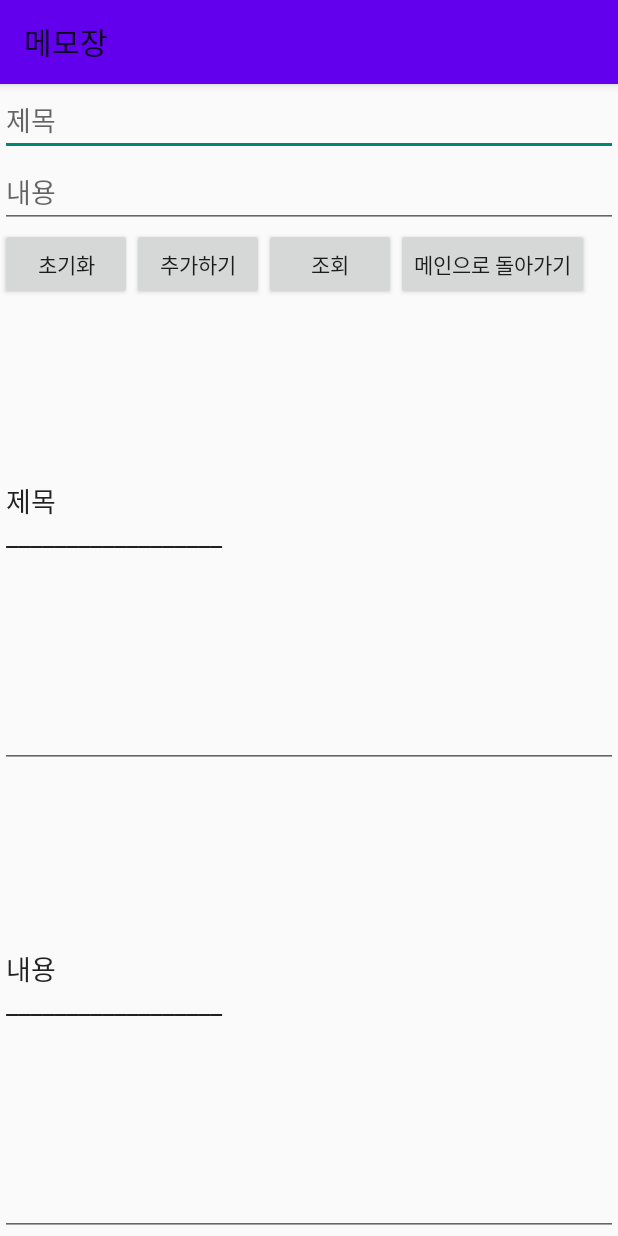
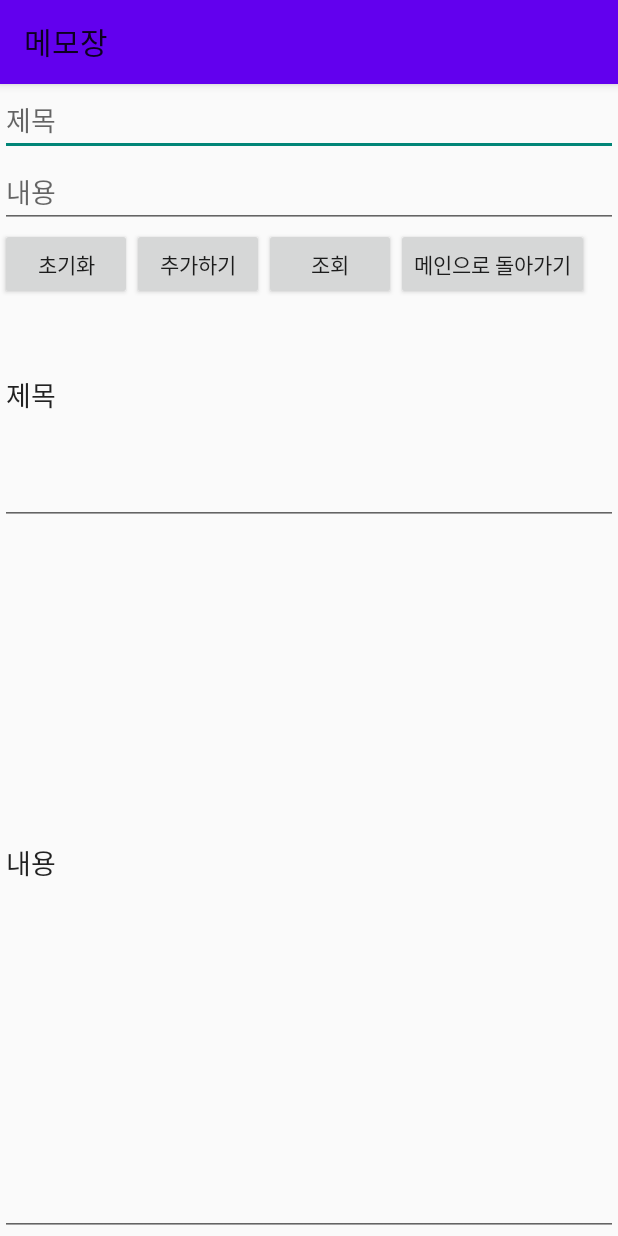
Before and after one commit to JiYeon0203/MyEveryday, an Android app: the FourActivity screen opened directly, with no data from a screen before it, after a tap on "조회", on a phone screen of 412 x 824 dp. Run offline under Robolectric (Android 15) with nearby library versions, the phone set to English and light mode, and no system bars.

Commit message:
06-10 update

```diff
--- a/app/src/main/java/com/baewha/myeveryday/FourActivity.java
+++ b/app/src/main/java/com/baewha/myeveryday/FourActivity.java
@@ -26,20 +26,20 @@ public class FourActivity extends AppCompatActivity {
         setContentView(R.layout.four);
         setTitle("메모장");
 
-        ettitle = findViewById(R.id.etTitle);
-        etcontent = findViewById(R.id.etContent);
-        etcontentresult = findViewById(R.id.edtContentResult);
-        ettitleresult = findViewById(R.id.edtTitleResult);
-        btndelete = findViewById(R.id.btnDelete);
-        btnplus = findViewById(R.id.btnPlus);
-        btn = findViewById(R.id.btn);
-        btnback = findViewById(R.id.btnBack);
+        ettitle = (EditText) findViewById(R.id.etTitle);
+        etcontent = (EditText) findViewById(R.id.etContent);
+        etcontentresult = (EditText) findViewById(R.id.edtContentResult);
+        ettitleresult = (EditText) findViewById(R.id.edtTitleResult);
+        btndelete = (Button) findViewById(R.id.btnDelete);
+        btnplus = (Button) findViewById(R.id.btnPlus);
+        btn = (Button) findViewById(R.id.btn);
+        btnback = (Button) findViewById(R.id.btnBack);
 
         myHelper = new myDBHelper(this);
 
         btndelete.setOnClickListener(new View.OnClickListener() {
             @Override
-            public void onClick(View view) {
+            public void onClick(View v) {
                 sqlDB = myHelper.getWritableDatabase();
                 myHelper.onUpgrade(sqlDB, 1, 2);
                 sqlDB.close();
@@ -48,10 +48,11 @@ public class FourActivity extends AppCompatActivity {
 
         btnplus.setOnClickListener(new View.OnClickListener() {
             @Override
-            public void onClick(View view) {
+            public void onClick(View v) {
                 sqlDB = myHelper.getWritableDatabase();
-                sqlDB.execSQL("INSERT INTO groupTBL VALUES ( '" + ettitle.getText().toString() + "'," +
-                        etcontent.getText().toString() + ");");
+                sqlDB.execSQL("INSERT INTO groupTBL VALUE ( '"
+                        + ettitle.getText().toString() +"',"
+                        + etcontent.getText().toString() +");");
                 sqlDB.close();
                 Toast.makeText(getApplicationContext(), "입력되었습니다.", Toast.LENGTH_SHORT).show();
             }
@@ -59,13 +60,13 @@ public class FourActivity extends AppCompatActivity {
 
         btn.setOnClickListener(new View.OnClickListener() {
             @Override
-            public void onClick(View view) {
+            public void onClick(View v) {
                 sqlDB = myHelper.getWritableDatabase();
                 Cursor cursor;
                 cursor = sqlDB.rawQuery("SELECT * FROM groupTBL;", null);
 
-                String strtitle = "제목" + "\r\n" + "__________________" + "\r\n";
-                String strcontent = "내용" + "\r\n" + "__________________" + "\r\n";
+                String strtitle = "제목" + "\r\n";
+                String strcontent = "내용" + "\r\n";
 
                 while (cursor.moveToNext()) {
                     strtitle += cursor.getString(0) + "\r\n";
--- a/app/src/main/res/layout/four.xml
+++ b/app/src/main/res/layout/four.xml
@@ -16,8 +16,6 @@
         android:layout_height="wrap_content"
         android:hint="내용">
     </EditText>
-
-
 
     <LinearLayout
         android:layout_width="match_parent"
@@ -47,11 +45,11 @@
             android:text="메인으로 돌아가기">
         </Button>
     </LinearLayout>
+
         <EditText
             android:id="@+id/edtTitleResult"
             android:layout_width="match_parent"
-        android:layout_height="match_parent"
-        android:layout_weight="1">
+            android:layout_height="150dp">
         </EditText>
         <EditText
             android:id="@+id/edtContentResult"
@@ -60,4 +58,6 @@
             android:layout_weight="1">
         </EditText>
 
+
+
 </LinearLayout>
```
Lines whose indentation alone changed are shown as unchanged.
